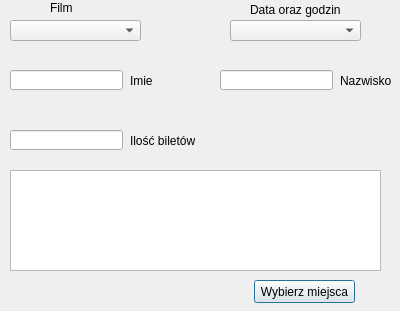
First picture: the form in Forms/newreservation.ui, repository MateuszLin/CinemaProjectCpp, before the edit.
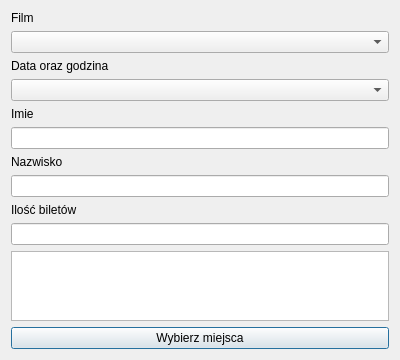
Second picture: the form after the edit.

Commit message: - poprawiono widgety by dostosowywaly sie rozmiarem do rozmiaru formatki - po dodaniu rezerwacji okna chooiceseats oraz newreservation zamykaja sie

```diff
--- a/Forms/newreservation.ui
+++ b/Forms/newreservation.ui
@@ -16,150 +16,76 @@
   <property name="modal">
    <bool>false</bool>
   </property>
-  <widget class="QLineEdit" name="nameLE">
-   <property name="geometry">
-    <rect>
-     <x>10</x>
-     <y>70</y>
-     <width>113</width>
-     <height>20</height>
-    </rect>
-   </property>
-  </widget>
-  <widget class="QLineEdit" name="surnameLE">
-   <property name="geometry">
-    <rect>
-     <x>220</x>
-     <y>70</y>
-     <width>113</width>
-     <height>20</height>
-    </rect>
-   </property>
-  </widget>
-  <widget class="QLineEdit" name="ticketLE">
-   <property name="geometry">
-    <rect>
-     <x>10</x>
-     <y>130</y>
-     <width>113</width>
-     <height>20</height>
-    </rect>
-   </property>
-   <property name="inputMethodHints">
-    <set>Qt::ImhDigitsOnly</set>
-   </property>
-  </widget>
-  <widget class="QLabel" name="ticketLabel">
-   <property name="geometry">
-    <rect>
-     <x>130</x>
-     <y>130</y>
-     <width>71</width>
-     <height>21</height>
-    </rect>
-   </property>
-   <property name="text">
-    <string>Ilość biletów</string>
-   </property>
-  </widget>
-  <widget class="QLabel" name="nameLabel">
-   <property name="geometry">
-    <rect>
-     <x>130</x>
-     <y>70</y>
-     <width>41</width>
-     <height>21</height>
-    </rect>
-   </property>
-   <property name="text">
-    <string>Imie</string>
-   </property>
-  </widget>
-  <widget class="QLabel" name="surnameLabel">
-   <property name="geometry">
-    <rect>
-     <x>340</x>
-     <y>70</y>
-     <width>61</width>
-     <height>21</height>
-    </rect>
-   </property>
-   <property name="text">
-    <string>Nazwisko</string>
-   </property>
-  </widget>
-  <widget class="QComboBox" name="movieCB">
-   <property name="geometry">
-    <rect>
-     <x>10</x>
-     <y>20</y>
-     <width>131</width>
-     <height>21</height>
-    </rect>
-   </property>
-  </widget>
-  <widget class="QLabel" name="label">
-   <property name="geometry">
-    <rect>
-     <x>50</x>
-     <y>0</y>
-     <width>51</width>
-     <height>16</height>
-    </rect>
-   </property>
-   <property name="text">
-    <string>Film</string>
-   </property>
-  </widget>
-  <widget class="QComboBox" name="dateCB">
-   <property name="geometry">
-    <rect>
-     <x>230</x>
-     <y>20</y>
-     <width>131</width>
-     <height>21</height>
-    </rect>
-   </property>
-  </widget>
-  <widget class="QLabel" name="label_2">
-   <property name="geometry">
-    <rect>
-     <x>250</x>
-     <y>0</y>
-     <width>91</width>
-     <height>20</height>
-    </rect>
-   </property>
-   <property name="text">
-    <string>Data oraz godzina</string>
-   </property>
-  </widget>
-  <widget class="QTextBrowser" name="infoBrowser">
-   <property name="enabled">
-    <bool>true</bool>
-   </property>
-   <property name="geometry">
-    <rect>
-     <x>10</x>
-     <y>170</y>
-     <width>371</width>
-     <height>101</height>
-    </rect>
-   </property>
-  </widget>
-  <widget class="QPushButton" name="pushButton">
-   <property name="geometry">
-    <rect>
-     <x>254</x>
-     <y>280</y>
-     <width>101</width>
-     <height>23</height>
-    </rect>
-   </property>
-   <property name="text">
-    <string>Wybierz miejsca</string>
-   </property>
-  </widget>
+  <layout class="QVBoxLayout" name="verticalLayout">
+   <item>
+    <widget class="QLabel" name="label">
+     <property name="text">
+      <string>Film</string>
+     </property>
+    </widget>
+   </item>
+   <item>
+    <widget class="QComboBox" name="movieCB"/>
+   </item>
+   <item>
+    <widget class="QLabel" name="label_2">
+     <property name="text">
+      <string>Data oraz godzina</string>
+     </property>
+    </widget>
+   </item>
+   <item>
+    <widget class="QComboBox" name="dateCB"/>
+   </item>
+   <item>
+    <widget class="QLabel" name="nameLabel">
+     <property name="text">
+      <string>Imie</string>
+     </property>
+    </widget>
+   </item>
+   <item>
+    <widget class="QLineEdit" name="nameLE"/>
+   </item>
+   <item>
+    <widget class="QLabel" name="surnameLabel">
+     <property name="text">
+      <string>Nazwisko</string>
+     </property>
+    </widget>
+   </item>
+   <item>
+    <widget class="QLineEdit" name="surnameLE"/>
+   </item>
+   <item>
+    <widget class="QLabel" name="ticketLabel">
+     <property name="text">
+      <string>Ilość biletów</string>
+     </property>
+    </widget>
+   </item>
+   <item>
+    <widget class="QLineEdit" name="ticketLE">
+     <property name="inputMethodHints">
+      <set>Qt::ImhDigitsOnly</set>
+     </property>
+    </widget>
+   </item>
+   <item>
+    <widget class="QTextBrowser" name="infoBrowser">
+     <property name="enabled">
+      <bool>true</bool>
+     </property>
+    </widget>
+   </item>
+   <item>
+    <widget class="QPushButton" name="pushButton">
+     <property name="text">
+      <string>Wybierz miejsca</string>
+     </property>
+    </widget>
+   </item>
+  </layout>
  </widget>
  <resources/>
  <connections/>
```
The commit also changes 9 other files.
